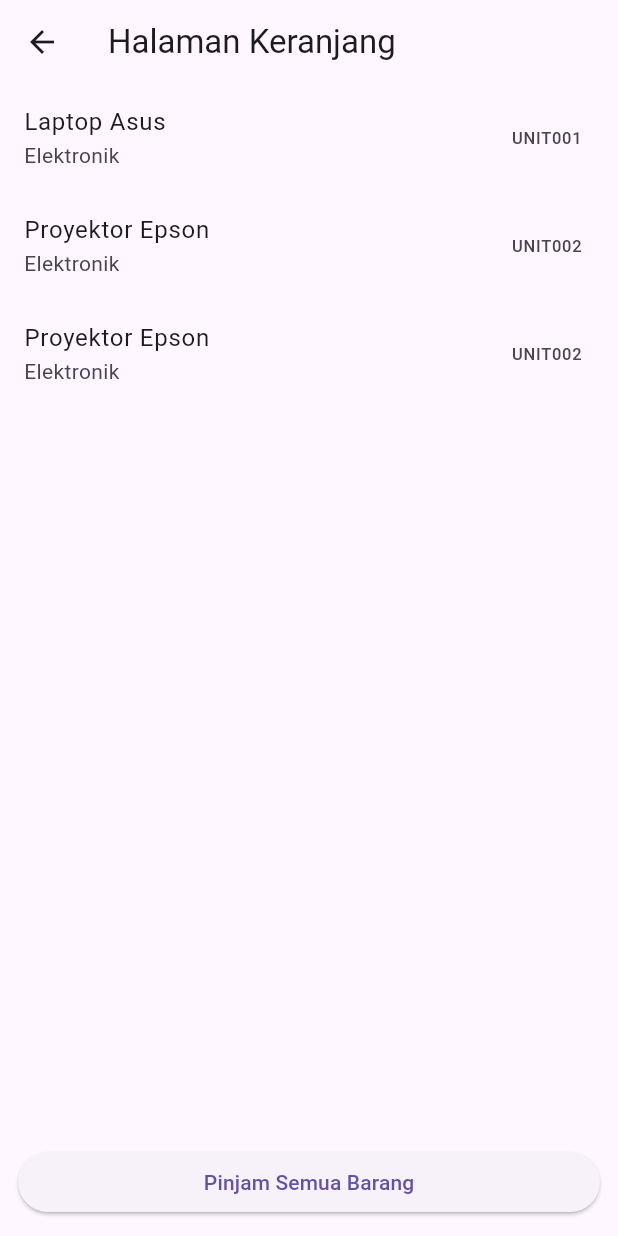
After one commit to Rinoyy/sisfo-flutter-mobile, a Flutter app: the KeranjangPage screen opened directly, on a phone screen of 412 x 824 dp. The commit adds this screen. Run offline on Flutter 3.47's test engine with Material 3 defaults, Android fonts, the phone set to English and light mode, and no system bars; network calls fail.

Commit message:
make keranjang.dart and make multi barang for peminjaman.dart

```diff
--- /dev/null
+++ b/lib/pages/keranjang.dart
@@ -0,0 +1,59 @@
+import 'package:flutter/material.dart';
+import '../pages/peminjaman_page.dart';
+
+class KeranjangPage extends StatelessWidget {
+  KeranjangPage({super.key});
+
+  final List<Map<String, dynamic>> keranjangList = [
+    {
+      "id": 1,
+      "name": "Laptop Asus",
+      "codeUnit": "UNIT001",
+      "category": {"name": "Elektronik"},
+    },
+    {
+      "id": 2,
+      "name": "Proyektor Epson",
+      "codeUnit": "UNIT002",
+      "category": {"name": "Elektronik"},
+    },
+    {
+      "id": 3,
+      "name": "Proyektor Epson",
+      "codeUnit": "UNIT002",
+      "category": {"name": "Elektronik"},
+    },
+  ];
+
+  @override
+  Widget build(BuildContext context) {
+    return Scaffold(
+      appBar: AppBar(title: Text("Halaman Keranjang")),
+      body: ListView.builder(
+        itemCount: keranjangList.length,
+        itemBuilder: (context, index) {
+          final item = keranjangList[index];
+          return ListTile(
+            title: Text(item['name']),
+            subtitle: Text(item['category']['name']),
+            trailing: Text(item['codeUnit']),
+          );
+        },
+      ),
+      bottomNavigationBar: Padding(
+        padding: const EdgeInsets.all(12.0),
+        child: ElevatedButton(
+          onPressed: () {
+            Navigator.push(
+              context,
+              MaterialPageRoute(
+                builder: (context) => PeminjamanPage(itemUnit: keranjangList),
+              ),
+            );
+          },
+          child: Text("Pinjam Semua Barang"),
+        ),
+      ),
+    );
+  }
+}
--- a/lib/services/api_service.dart
+++ b/lib/services/api_service.dart
@@ -5,7 +5,7 @@ import '../models/item_unit.dart';
 class ApiService {
   Future<List<ItemUnit>> fetchItemUnits() async {
     // final response =
-    //   await http.get(Uri.parse('http://10.0.2.2:5000/api/itemsUnit'));
+    // await http.get(Uri.parse('http://10.0.2.2:5000/api/itemsUnit'));
   final response = await http.get(Uri.parse('http://localhost:5000/api/itemsUnit'));
 
     if (response.statusCode == 200) {
```
Also changed, not shown: lib/main.dart (+13 -19 lines), lib/models/pengembalian.dart (added, +28 -0 lines), lib/pages/detail_page.dart (+19 -11 lines), lib/pages/home_page.dart (+1 -8 lines), lib/pages/peminjaman_page.dart (+64 -36 lines), lib/pages/pengembalian.dart (added, +81 -0 lines), lib/services/api_pengembalian.dart (added, +16 -0 lines), lib/pages/akun_page.dart (line endings or trailing spaces).
